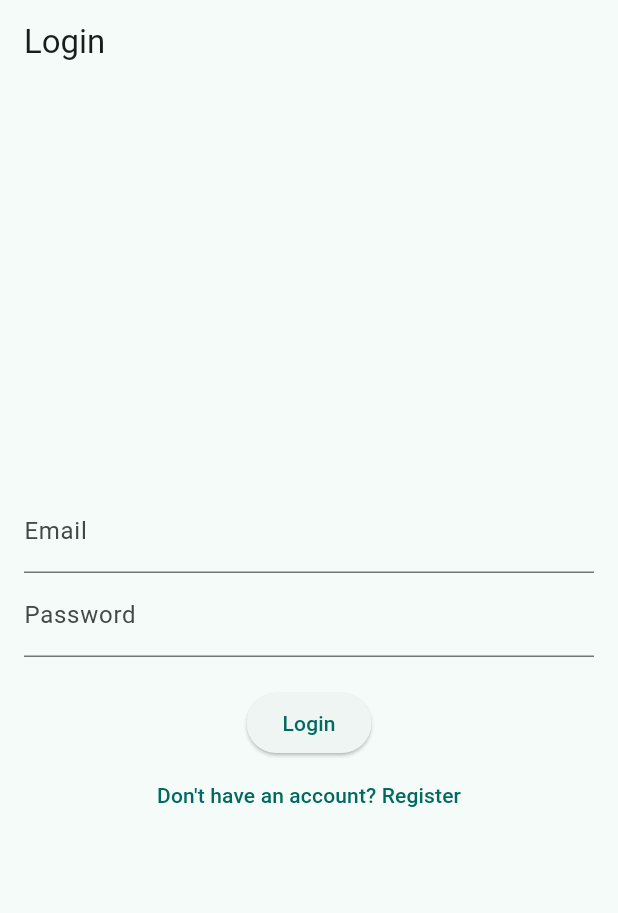
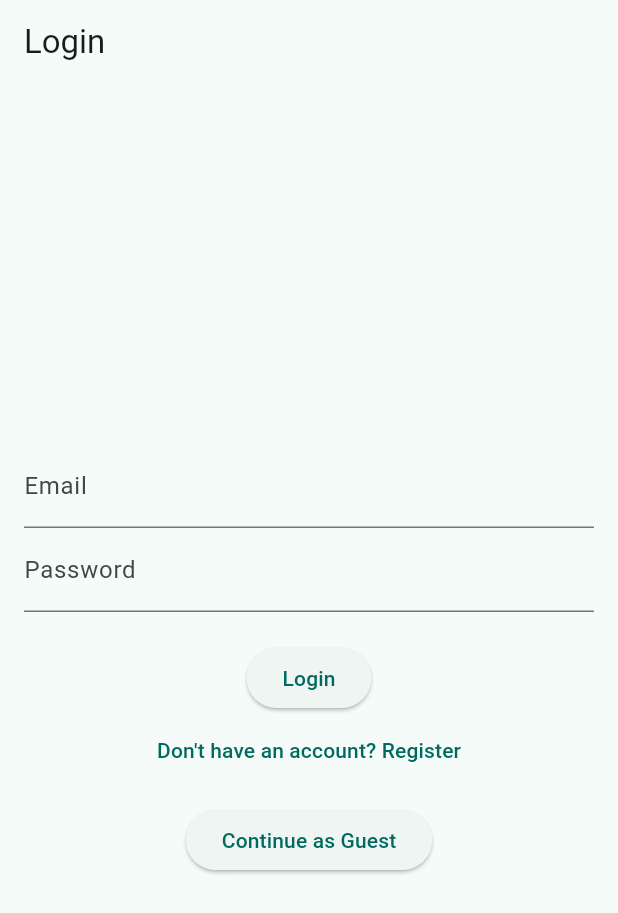
Before and after one commit to Ekacka/cross, a Flutter app: the screen it shows after launch, on a phone screen of 412 x 824 dp. Shown: the top 913 px of the screen. Run offline on Flutter 3.47's test engine with Material 3 defaults, Android fonts, the phone set to English and light mode, and no system bars; our stand-ins replace firebase_auth, firebase_core, firebase_database; accounts and stored records are empty; generated files the repository leaves out were written again.

Commit message:
adding a guest mode

```diff
--- a/lib/provider/theme_provider.dart
+++ b/lib/provider/theme_provider.dart
@@ -18,7 +18,7 @@ class ThemeProvider extends ChangeNotifier {
 
   void _loadUserSettings() {
     _auth.authStateChanges().listen((user) async {
-      if (user != null) {
+      if (user != null && !user.isAnonymous) {
         final snapshot = await _dbRef.child('users/${user.uid}/settings').get();
         final data = snapshot.value as Map?;
         if (data != null) {
@@ -50,7 +50,7 @@ class ThemeProvider extends ChangeNotifier {
 
   Future<void> _saveSettings() async {
     final user = _auth.currentUser;
-    if (user != null) {
+    if (user != null && !user.isAnonymous) {
       await _dbRef.child('users/${user.uid}/settings').set({
         'theme': _themeMode == ThemeMode.dark ? 'dark' : 'light',
         'language': _locale.languageCode,
--- a/lib/screens/login_screen.dart
+++ b/lib/screens/login_screen.dart
@@ -11,7 +11,7 @@ class LoginScreen extends StatefulWidget {
 class _LoginScreenState extends State<LoginScreen> {
   final _emailController = TextEditingController();
   final _passwordController = TextEditingController();
-  bool _isLogin = true; // Toggle between login and registration
+  bool _isLogin = true;
   String? _error;
 
   Future<void> _submit() async {
@@ -66,6 +66,13 @@ class _LoginScreenState extends State<LoginScreen> {
                   ? "Don't have an account? Register"
                   : "Already have an account? Login"),
             ),
+            const SizedBox(height: 12),
+            ElevatedButton(
+              onPressed: () async {
+                await FirebaseAuth.instance.signInAnonymously();
+              },
+              child: const Text("Continue as Guest"),
+            ),
           ],
         ),
       ),
```
Also changed, not shown: lib/screens/settings_page.dart (+7 -7 lines).
